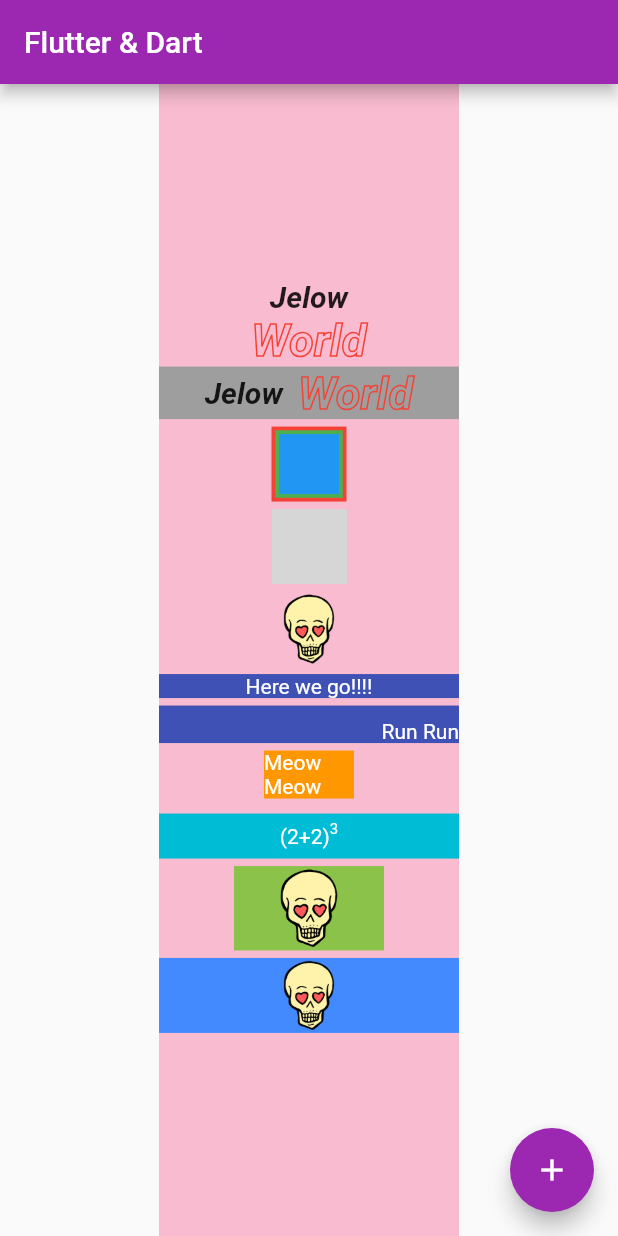
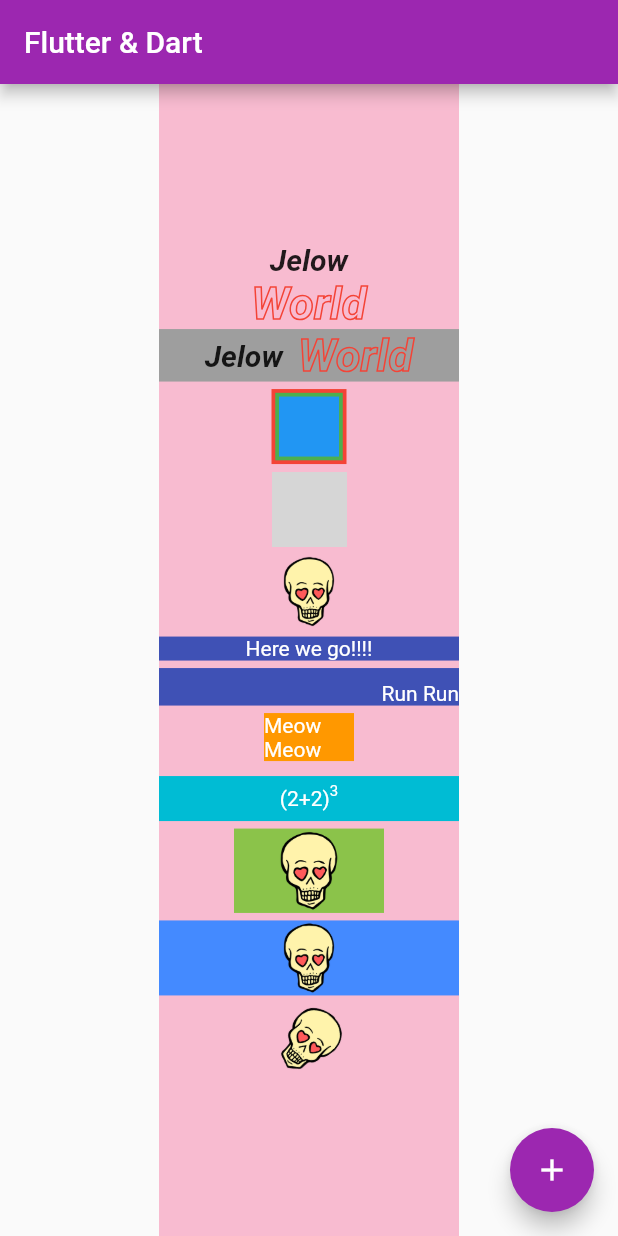
Before and after one commit to DiaDeMuertos/Udemy_section2, a Flutter app: the screen it shows after launch, on a phone screen of 412 x 824 dp. Run offline on Flutter 3.47's test engine with Material 2 defaults, Android fonts, the phone set to English and light mode, and no system bars; network calls fail; grey boxes are pictures that could not be loaded.

```diff
--- a/lib/main.dart
+++ b/lib/main.dart
@@ -232,6 +232,18 @@ class _MyHomePageState extends State<MyHomePage> {
                     ),
                   ),
                 ),
+              ),
+              Center(
+                child: SizedBox(
+                  width: 50,
+                  child: Transform(
+                    transform: Matrix4.rotationZ(0.785398),
+                    origin: Offset(25, 25),
+                    child: Image(
+                      image: AssetImage('assets/images/skull_tattoo.png'),
+                    ),
+                  ),
+                ),
               )
             ],
           ),
```
